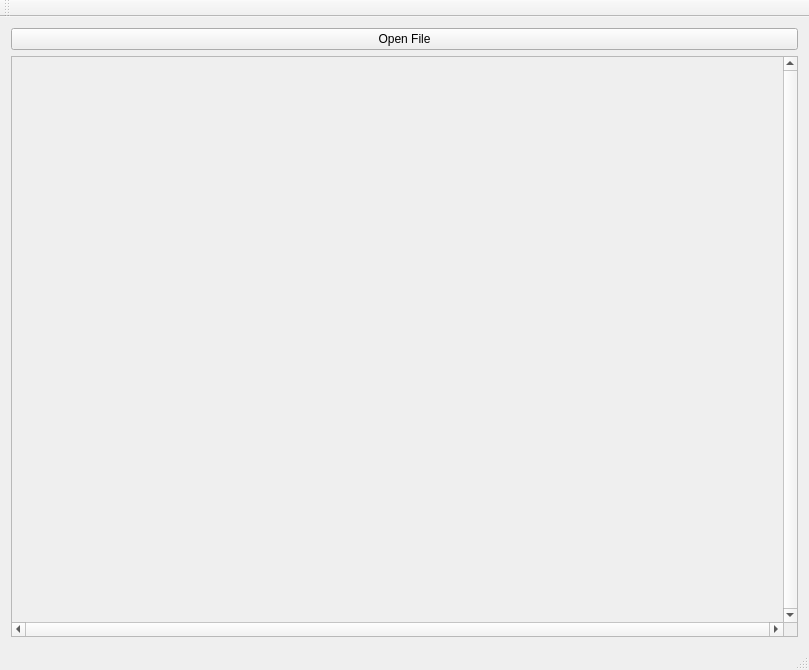
The window that GUI/mainwindow.ui (EricDeng1001/Job-Shop) describes before a commit, drawn with Qt 5.
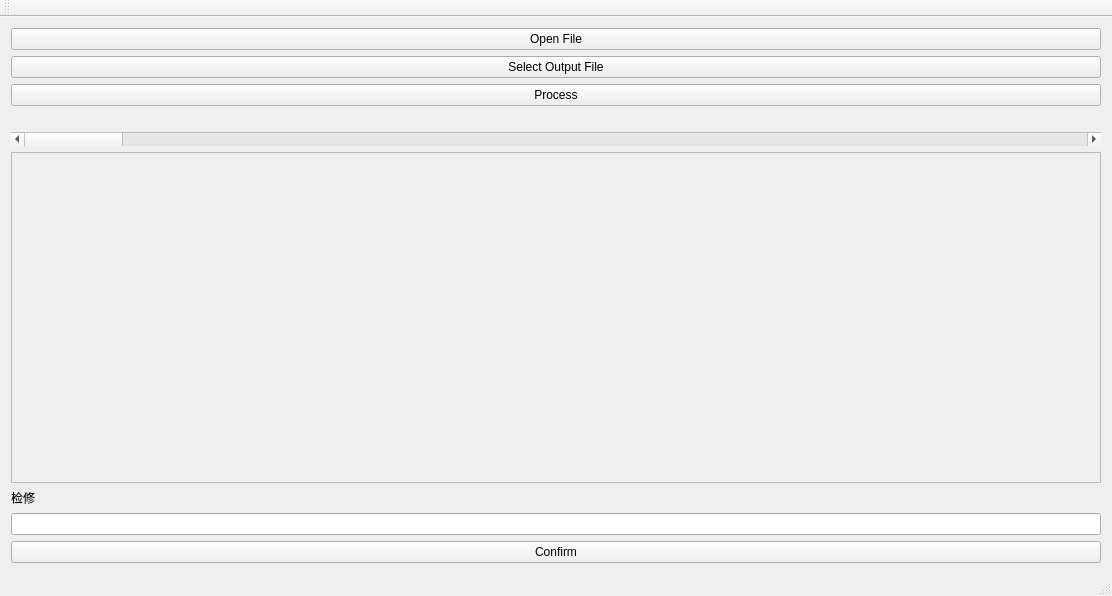
The same window after the commit.

Diff of the .ui file:
```diff
--- a/GUI/mainwindow.ui
+++ b/GUI/mainwindow.ui
@@ -2,12 +2,15 @@
 <ui version="4.0">
  <class>MainWindow</class>
  <widget class="QMainWindow" name="MainWindow">
+  <property name="enabled">
+   <bool>true</bool>
+  </property>
   <property name="geometry">
    <rect>
     <x>0</x>
     <y>0</y>
-    <width>809</width>
-    <height>670</height>
+    <width>1112</width>
+    <height>596</height>
    </rect>
   </property>
   <property name="windowTitle">
@@ -34,33 +37,82 @@
        </widget>
       </item>
       <item>
-       <widget class="QScrollArea" name="scrollArea">
-        <property name="verticalScrollBarPolicy">
-         <enum>Qt::ScrollBarAlwaysOn</enum>
+       <widget class="QPushButton" name="selectOutputFIleBtn">
+        <property name="text">
+         <string>Select Output File</string>
         </property>
-        <property name="horizontalScrollBarPolicy">
-         <enum>Qt::ScrollBarAlwaysOn</enum>
-        </property>
-        <property name="sizeAdjustPolicy">
-         <enum>QAbstractScrollArea::AdjustToContents</enum>
-        </property>
-        <property name="widgetResizable">
-         <bool>false</bool>
-        </property>
-        <widget class="QWidget" name="scrollAreaWidgetContents">
-         <property name="geometry">
-          <rect>
-           <x>0</x>
-           <y>0</y>
-           <width>368</width>
-           <height>218</height>
-          </rect>
-         </property>
-        </widget>
        </widget>
       </item>
      </layout>
     </item>
+    <item>
+     <widget class="QPushButton" name="processBtb">
+      <property name="text">
+       <string>Process</string>
+      </property>
+     </widget>
+    </item>
+    <item>
+     <widget class="QLabel" name="processingIndicator">
+      <property name="enabled">
+       <bool>true</bool>
+      </property>
+      <property name="autoFillBackground">
+       <bool>false</bool>
+      </property>
+      <property name="text">
+       <string/>
+      </property>
+      <property name="indent">
+       <number>0</number>
+      </property>
+     </widget>
+    </item>
+    <item>
+     <widget class="QScrollBar" name="horizontalScrollBar">
+      <property name="orientation">
+       <enum>Qt::Horizontal</enum>
+      </property>
+     </widget>
+    </item>
+    <item>
+     <widget class="QScrollArea" name="scrollArea">
+      <property name="widgetResizable">
+       <bool>true</bool>
+      </property>
+      <widget class="QWidget" name="scrollAreaWidgetContents">
+       <property name="geometry">
+        <rect>
+         <x>0</x>
+         <y>0</y>
+         <width>1092</width>
+         <height>308</height>
+        </rect>
+       </property>
+      </widget>
+     </widget>
+    </item>
+    <item>
+     <widget class="QLabel" name="label">
+      <property name="text">
+       <string>检修</string>
+      </property>
+     </widget>
+    </item>
+    <item>
+     <widget class="QLineEdit" name="lineEdit">
+      <property name="text">
+       <string/>
+      </property>
+     </widget>
+    </item>
+    <item>
+     <widget class="QPushButton" name="pushButton">
+      <property name="text">
+       <string>Confirm</string>
+      </property>
+     </widget>
+    </item>
    </layout>
   </widget>
   <widget class="QMenuBar" name="menuBar">
```
Left out of the diff: 6 changed lines with no effect on the pictures.
